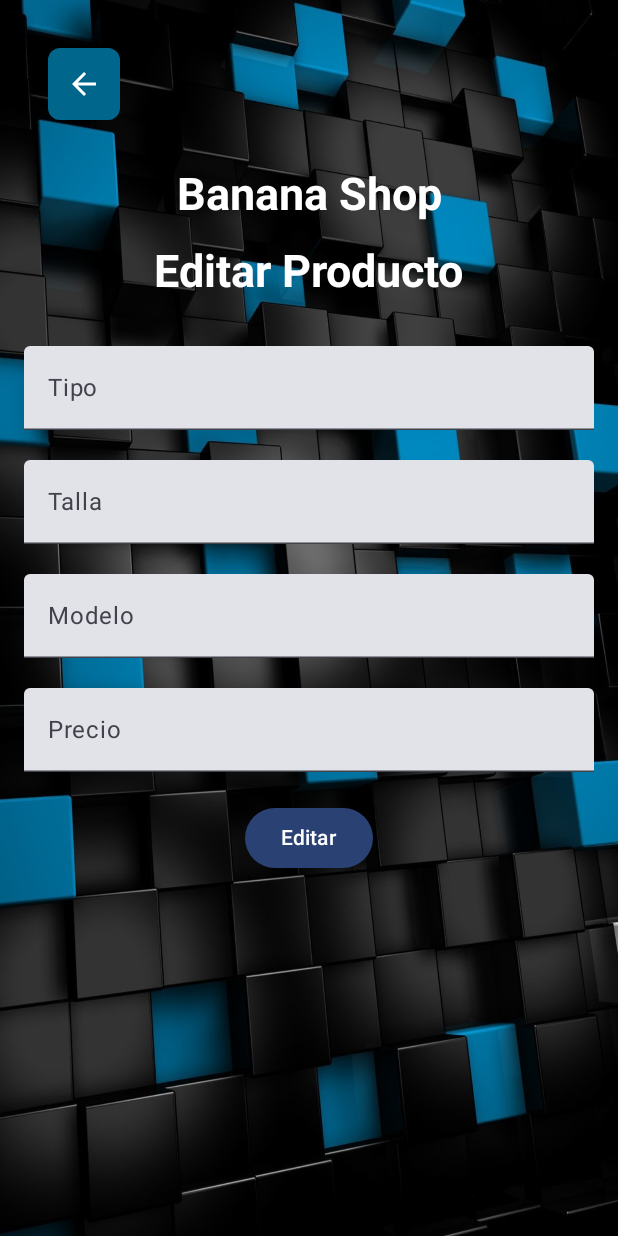
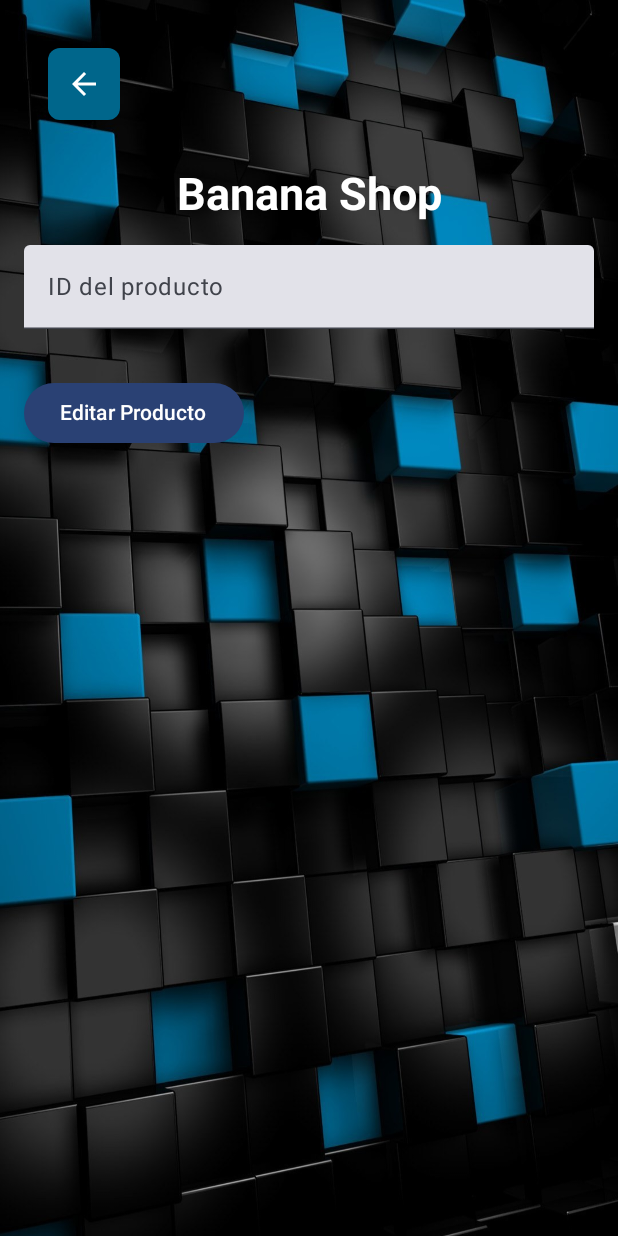
Before and after one commit to Meguiito/proyectotiendaropa, an Android app built with Jetpack Compose: the EditarActivity screen opened directly, with no data from a screen before it, on a phone screen of 412 x 824 dp. Run offline under Robolectric (Android 15) with nearby library versions, the phone set to English and light mode, and no system bars; libraries missing offline, so code that uses them is left out: com.google.zxing.integration.

Commit message:
Seccion Editar Lista

```diff
--- a/app/src/main/AndroidManifest.xml
+++ b/app/src/main/AndroidManifest.xml
@@ -39,6 +39,10 @@
         <activity
             android:name=".SalesActivity"
             android:exported="false" />
+
+        <activity
+            android:name=".EditarProductoActivity"
+            android:exported="true" />
         <activity
             android:name=".InicioActivity"
             android:exported="false" />
--- a/app/src/main/java/com/example/myapplication/AddProductActivity.kt
+++ b/app/src/main/java/com/example/myapplication/AddProductActivity.kt
@@ -31,7 +31,8 @@ import retrofit2.http.POST
 
 data class ProductData(
     val Producto: String,
-    val Precio: Double
+    val Precio: String,
+    val toDouble: Double
 )
 
 interface AddProductService {
@@ -103,7 +104,7 @@ class AddProductActivity : ComponentActivity() {
 
     private fun addProduct(name: String, price: Double) {
         val addProductService = retrofit.create(AddProductService::class.java)
-        val productData = ProductData(name, price)
+        val productData = ProductData(name, price.toString(), price.toDouble())
 
         val call = addProductService.addProduct(productData)
         call.enqueue(object : Callback<Map<String, String>> {
--- a/app/src/main/java/com/example/myapplication/EditarActivity.kt
+++ b/app/src/main/java/com/example/myapplication/EditarActivity.kt
@@ -1,9 +1,6 @@
 package com.example.myapplication
 import android.content.Intent
 import android.os.Bundle
-import androidx.compose.runtime.getValue
-import androidx.compose.runtime.setValue
-import androidx.compose.runtime.mutableStateOf
 import androidx.activity.ComponentActivity
 import androidx.activity.compose.setContent
 import androidx.compose.foundation.Image
@@ -12,14 +9,8 @@ import androidx.compose.foundation.layout.*
 import androidx.compose.foundation.shape.RoundedCornerShape
 import androidx.compose.material.icons.Icons
 import androidx.compose.material.icons.outlined.ArrowBack
-import androidx.compose.material3.Button
-import androidx.compose.material3.Icon
-import androidx.compose.material3.IconButton
-import androidx.compose.material3.Text
-import androidx.compose.material3.TextField
-import androidx.compose.runtime.Composable
-import androidx.compose.runtime.mutableStateOf
-import androidx.compose.runtime.remember
+import androidx.compose.material3.*
+import androidx.compose.runtime.*
 import androidx.compose.ui.Alignment
 import androidx.compose.ui.Modifier
 import androidx.compose.ui.graphics.Color
@@ -28,51 +19,74 @@ import androidx.compose.ui.platform.LocalContext
 import androidx.compose.ui.res.painterResource
 import androidx.compose.ui.text.TextStyle
 import androidx.compose.ui.text.font.FontWeight
-import androidx.compose.ui.text.input.TextFieldValue
-import androidx.compose.ui.text.style.TextAlign
 import androidx.compose.ui.unit.dp
 import androidx.compose.ui.unit.sp
 import com.example.myapplication.ui.theme.MyApplicationTheme
+import retrofit2.Call
+import retrofit2.Callback
+import retrofit2.Response
+import retrofit2.Retrofit
+import retrofit2.converter.gson.GsonConverterFactory
+import retrofit2.http.*
+
+import androidx.compose.runtime.Composable
+
 
 
 class EditarActivity : ComponentActivity() {
+
+    private val retrofit: Retrofit by lazy {
+        Retrofit.Builder()
+            .baseUrl("http://192.168.0.4:5000/")
+            .addConverterFactory(GsonConverterFactory.create())
+            .build()
+    }
+
+    private val service: EditarActivityService by lazy {
+        retrofit.create(EditarActivityService::class.java)
+    }
+
     override fun onCreate(savedInstanceState: Bundle?) {
         super.onCreate(savedInstanceState)
+        val productId = intent.getStringExtra("PRODUCT_ID")
         setContent {
             MyApplicationTheme {
-                EditarScreen()
+                EditarScreen(productId)
             }
         }
     }
 
-
     data class Product(
-        val type: String="",
-        val size: String="",
-        val model: String="",
-        val price: String="",
+        val _id: String = "",
+        val Producto: String = "",
+        val Precio: Double = 0.0
     )
 
+    interface EditarActivityService {
+        @GET("productos/{id}")
+        fun getProduct(@Path("id") id: String): Call<Product>
+
+        @PUT("productos/{id}")
+        fun updateProduct(@Path("id") id: String, @Body productData: Product): Call<Map<String, String>>
+    }
+
     @Composable
-    fun EditarScreen() {
+    fun EditarScreen(initialProductId: String?) {
         val context = LocalContext.current
 
-        var products by remember { mutableStateOf(listOf(Product())) }
+        var productId by remember { mutableStateOf(initialProductId ?: "") }
+        var product by remember { mutableStateOf<Product?>(null) }
+        var isLoading by remember { mutableStateOf(false) }
 
         BoxWithBackground {
             Column(
                 modifier = Modifier
                     .fillMaxSize()
                     .padding(16.dp)
-                    .fillMaxWidth(),
-                verticalArrangement = Arrangement.Top,
-                horizontalAlignment = Alignment.Start
             ) {
-                // Botón de "volver"
                 IconButton(
                     onClick = {
-                        val intent = Intent(context, InicioActivity::class.java)
-                        context.startActivity(intent)
+
                     },
                     modifier = Modifier
                         .padding(16.dp)
@@ -87,7 +101,6 @@ class EditarActivity : ComponentActivity() {
 
                 Spacer(modifier = Modifier.height(16.dp))
 
-                // Título "Banana Shop"
                 Text(
                     text = "Banana Shop",
                     style = TextStyle(
@@ -100,81 +113,48 @@ class EditarActivity : ComponentActivity() {
 
                 Spacer(modifier = Modifier.height(16.dp))
 
-                // Título "Editar Producto" centrado
-                Text(
-                    "Editar Producto",
-                    style = TextStyle(
-                        fontWeight = FontWeight.Bold,
-                        fontSize = 30.sp,
-                        color = Color.White
+                TextField(
+                    value = productId,
+                    onValueChange = { productId = it },
+                    label = { Text("ID del producto") },
+                    modifier = Modifier.fillMaxWidth()
+                )
 
-                    ),
-                    modifier = Modifier.align(Alignment.CenterHorizontally)
+                Spacer(modifier = Modifier.height(32.dp))
 
-                )
-                Spacer(modifier = Modifier.height(32.dp))
-                products.forEachIndexed { index, product ->
-                    ProductRow(
-                        product = product,
-                        onEditClick = { editedProduct ->
-                            products = products.toMutableList().also { it[index] = editedProduct }
+                Button(
+                    onClick = {
+                        fetchProduct(productId) {
+                            product = it
+                            isLoading = false
+
+                            // Abrir la actividad para editar el producto
+                            val intent = Intent(context, EditarProductoActivity::class.java)
+                            intent.putExtra("PRODUCT_ID", productId)
+                            startActivity(intent)
                         }
-                    )
+                    }
+                ) {
+                    Text(text = "Editar Producto")
+                }
+
+                if (isLoading) {
+                    LoadingIndicator()
                 }
             }
         }
     }
 
-
-
-
     @Composable
-    fun ProductRow(product: Product, onEditClick: (Product) -> Unit) {
-        var editedProduct by remember { mutableStateOf(product) }
-
-        Column(
-            modifier = Modifier.fillMaxWidth(),
-            verticalArrangement = Arrangement.spacedBy(20.dp)
+    fun LoadingIndicator() {
+        Box(
+            modifier = Modifier.fillMaxSize(),
+            contentAlignment = Alignment.Center
         ) {
-            TextField(
-                value = editedProduct.type,
-                onValueChange = { editedProduct = editedProduct.copy(type = it) },
-                label = { Text("Tipo") },
-                modifier = Modifier.fillMaxWidth()
-            )
-
-            TextField(
-                value = editedProduct.size,
-                onValueChange = { editedProduct = editedProduct.copy(size = it) },
-                label = { Text("Talla") },
-                modifier = Modifier.fillMaxWidth()
-            )
-
-            TextField(
-                value = editedProduct.model,
-                onValueChange = { editedProduct = editedProduct.copy(model = it) },
-                label = { Text("Modelo") },
-                modifier = Modifier.fillMaxWidth()
-            )
-
-            TextField(
-                value = editedProduct.price,
-                onValueChange = { editedProduct = editedProduct.copy(price = it) },
-                label = { Text("Precio") },
-                modifier = Modifier.fillMaxWidth()
-            )
-
-            // Botón de edición
-            Button(
-                onClick = { onEditClick(editedProduct) },
-                modifier = Modifier.align(Alignment.CenterHorizontally)
-            ) {
-                Text("Editar")
+            CircularProgressIndicator()
         }
     }
-        Spacer(modifier = Modifier.height(16.dp))
-    }
-}
+
     @Composable
     fun BoxWithBackground(
         content: @Composable () -> Unit,
@@ -192,3 +172,20 @@ fun BoxWithBackground(
             content()
         }
     }
+
+    private fun fetchProduct(id: String, callback: (Product) -> Unit) {
+        service.getProduct(id).enqueue(object : Callback<Product> {
+            override fun onResponse(call: Call<Product>, response: Response<Product>) {
+                if (response.isSuccessful) {
+                    callback(response.body()!!)
+                } else {
+                    // Handle error response
+                }
+            }
+
+            override fun onFailure(call: Call<Product>, t: Throwable) {
+                // Handle failure
+            }
+        })
+    }
+}
--- a/app/src/main/java/com/example/myapplication/SalesActivity.kt
+++ b/app/src/main/java/com/example/myapplication/SalesActivity.kt
@@ -62,11 +62,10 @@ class SalesActivity : ComponentActivity() {
 
     private val retrofit: Retrofit by lazy {
         Retrofit.Builder()
-            .baseUrl("http://192.168.1.13:5000/")
+            .baseUrl("http://192.168.0.4:5000/")
             .addConverterFactory(GsonConverterFactory.create())
             .build()
     }
-
     private var products by mutableStateOf(emptyList<Product>())
 
     override fun onCreate(savedInstanceState: Bundle?) {
--- a/app/src/main/java/com/example/myapplication/inicio.kt
+++ b/app/src/main/java/com/example/myapplication/inicio.kt
@@ -114,8 +114,8 @@ fun InicioScreen() {
             Button(
                 onClick = {
                     val intent = Intent(context, EditarActivity::class.java)
+                    intent.putExtra("PRODUCT_ID", "") // Reemplaza "1" con el ID del producto que deseas editar
                     context.startActivity(intent)
-                    // Implementar lógica de edición
                 }
             ) {
                 Text(text = "Editar")
```
Also changed, not shown: app/src/main/java/com/example/myapplication/EditarProductoActivity.kt (added, +156 -0 lines). Lines whose indentation alone changed are shown as unchanged.
